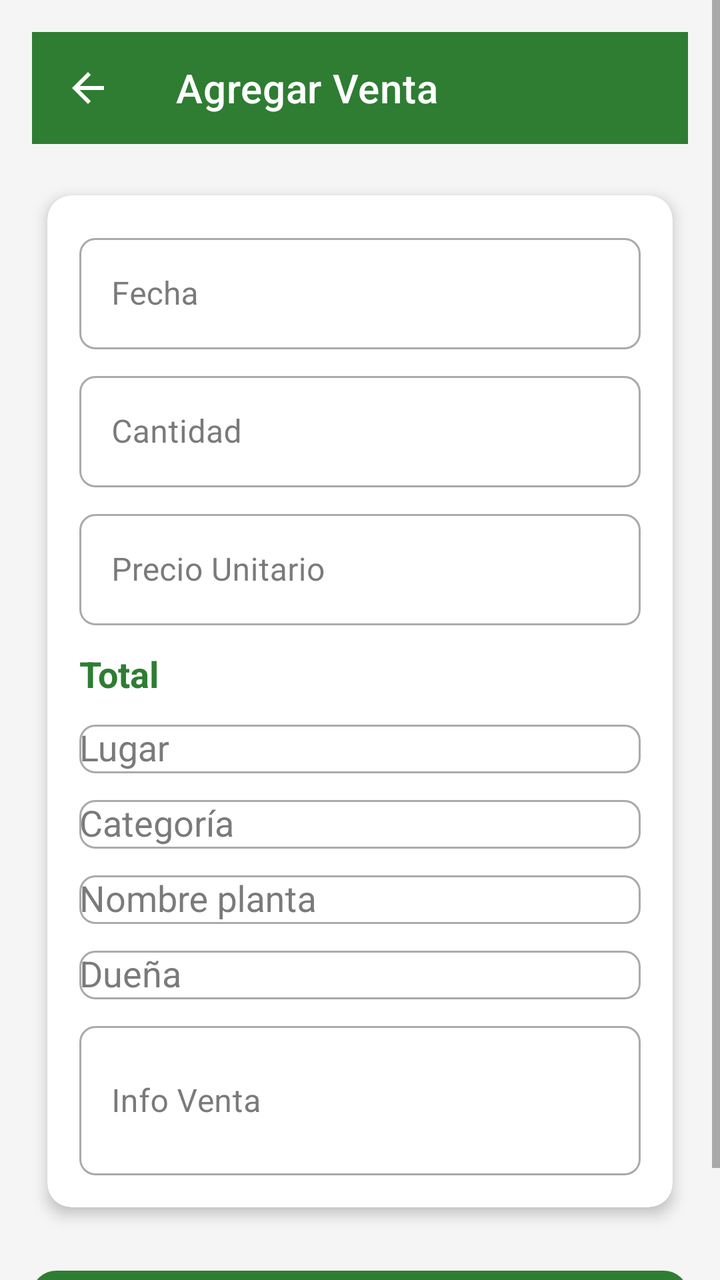
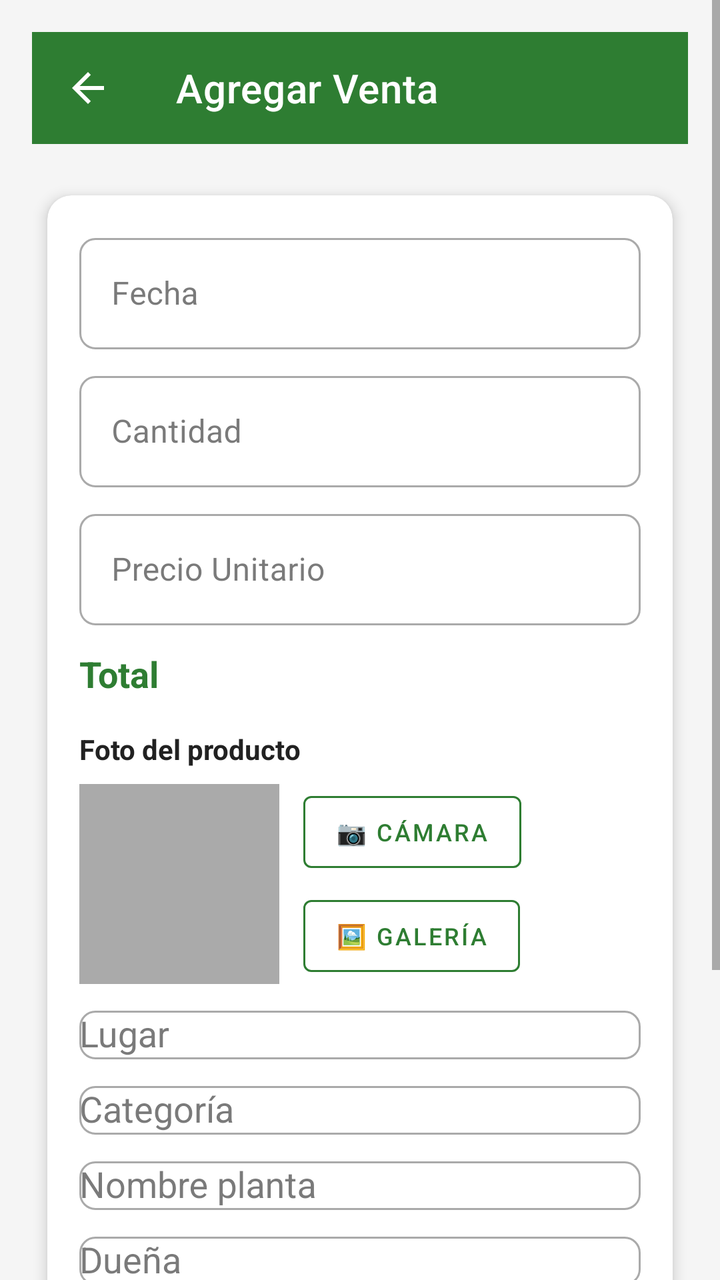

Two renders of the same Android screen: before a commit and after it. Below are the layout's source before the change and the commit's diff.
<!-- AndroidManifest.xml: application theme Theme.OasisCheck -->
<!-- res/layout/activity_agregar_venta.xml -->
<?xml version="1.0" encoding="utf-8"?>
<ScrollView
    xmlns:android="http://schemas.android.com/apk/res/android"
    xmlns:app="http://schemas.android.com/apk/res-auto"
    android:layout_width="match_parent"
    android:layout_height="match_parent"
    android:background="@color/background">

    <LinearLayout
        android:layout_width="match_parent"
        android:layout_height="wrap_content"
        android:orientation="vertical"
        android:padding="16dp">

        <com.google.android.material.appbar.MaterialToolbar
            android:id="@+id/toolbar"
            android:layout_width="match_parent"
            android:layout_height="?attr/actionBarSize"
            android:background="@color/green_primary"
            app:navigationIcon="@drawable/ic_back"
            app:title="@string/agregar_venta"
            app:titleTextColor="@color/white"
            app:navigationIconTint="@color/white" />

        <androidx.cardview.widget.CardView
            style="@style/CardStyle"
            android:layout_width="match_parent"
            android:layout_height="wrap_content"
            android:layout_marginTop="16dp">

            <LinearLayout
                android:layout_width="match_parent"
                android:layout_height="wrap_content"
                android:orientation="vertical"
                android:padding="16dp">

                <com.google.android.material.textfield.TextInputLayout
                    style="@style/InputStyle"
                    android:layout_width="match_parent"
                    android:layout_height="wrap_content"
                    android:hint="@string/fecha">

                    <com.google.android.material.textfield.TextInputEditText
                        android:id="@+id/et_fecha"
                        android:layout_width="match_parent"
                        android:layout_height="wrap_content"
                        android:focusable="false"
                        android:clickable="true" />

                </com.google.android.material.textfield.TextInputLayout>

                <com.google.android.material.textfield.TextInputLayout
                    style="@style/InputStyle"
                    android:layout_width="match_parent"
                    android:layout_height="wrap_content"
                    android:layout_marginTop="8dp"
                    android:hint="@string/cantidad">

                    <com.google.android.material.textfield.TextInputEditText
                        android:id="@+id/et_cantidad"
                        android:layout_width="match_parent"
                        android:layout_height="wrap_content"
                        android:inputType="number" />

                </com.google.android.material.textfield.TextInputLayout>

                <com.google.android.material.textfield.TextInputLayout
                    style="@style/InputStyle"
                    android:layout_width="match_parent"
                    android:layout_height="wrap_content"
                    android:layout_marginTop="8dp"
                    android:hint="@string/precio_unitario"
                    app:prefixText="$">

                    <com.google.android.material.textfield.TextInputEditText
                        android:id="@+id/et_precio"
                        android:layout_width="match_parent"
                        android:layout_height="wrap_content"
                        android:inputType="numberDecimal" />

                </com.google.android.material.textfield.TextInputLayout>

                <TextView
                    android:id="@+id/tv_total"
                    android:layout_width="match_parent"
                    android:layout_height="wrap_content"
                    android:layout_marginTop="12dp"
                    android:text="@string/total"
                    android:textSize="18sp"
                    android:textStyle="bold"
                    android:textColor="@color/green_primary" />

                <com.google.android.material.textfield.TextInputLayout
                    style="@style/InputStyle"
                    android:layout_width="match_parent"
                    android:layout_height="wrap_content"
                    android:layout_marginTop="8dp"
                    android:hint="@string/lugar">

                    <AutoCompleteTextView
                        android:id="@+id/spinner_lugar"
                        android:layout_width="match_parent"
                        android:layout_height="wrap_content"
                        android:inputType="none" />

                </com.google.android.material.textfield.TextInputLayout>

                <com.google.android.material.textfield.TextInputLayout
                    style="@style/InputStyle"
                    android:layout_width="match_parent"
                    android:layout_height="wrap_content"
                    android:layout_marginTop="8dp"
                    android:hint="@string/categoria">

                    <AutoCompleteTextView
                        android:id="@+id/spinner_categoria"
                        android:layout_width="match_parent"
                        android:layout_height="wrap_content"
                        android:inputType="none" />

                </com.google.android.material.textfield.TextInputLayout>

                <com.google.android.material.textfield.TextInputLayout
                    style="@style/InputStyle"
                    android:layout_width="match_parent"
                    android:layout_height="wrap_content"
                    android:layout_marginTop="8dp"
                    android:hint="@string/nombre_planta">

                    <AutoCompleteTextView
                        android:id="@+id/et_nombre_planta"
                        android:layout_width="match_parent"
                        android:layout_height="wrap_content"
                        android:inputType="text" />

                </com.google.android.material.textfield.TextInputLayout>

                <com.google.android.material.textfield.TextInputLayout
                    style="@style/InputStyle"
                    android:layout_width="match_parent"
                    android:layout_height="wrap_content"
                    android:layout_marginTop="8dp"
                    android:hint="@string/duena">

                    <AutoCompleteTextView
                        android:id="@+id/spinner_duenia"
                        android:layout_width="match_parent"
                        android:layout_height="wrap_content"
                        android:inputType="none" />

                </com.google.android.material.textfield.TextInputLayout>

                <com.google.android.material.textfield.TextInputLayout
                    style="@style/InputStyle"
                    android:layout_width="match_parent"
                    android:layout_height="wrap_content"
                    android:layout_marginTop="8dp"
                    android:hint="@string/info_venta">

                    <com.google.android.material.textfield.TextInputEditText
                        android:id="@+id/et_info"
                        android:layout_width="match_parent"
                        android:layout_height="wrap_content"
                        android:inputType="textMultiLine"
                        android:minLines="2" />

                </com.google.android.material.textfield.TextInputLayout>

            </LinearLayout>

        </androidx.cardview.widget.CardView>

        <com.google.android.material.button.MaterialButton
            android:id="@+id/btn_guardar"
            android:layout_width="match_parent"
            android:layout_height="56dp"
            android:layout_marginTop="16dp"
            android:text="@string/guardar"
            android:textSize="16sp"
            app:backgroundTint="@color/green_primary"
            app:cornerRadius="12dp" />

    </LinearLayout>

</ScrollView>
<!-- resources referenced by this layout -->
<resources>
  <color name="background">#F5F5F5</color>
  <color name="green_primary">#2E7D32</color>
  <color name="white">#FFFFFF</color>
  <!-- drawable ic_back (drawable) -->
  <?xml version="1.0" encoding="utf-8"?>
  <vector xmlns:android="http://schemas.android.com/apk/res/android"
      android:width="24dp"
      android:height="24dp"
      android:viewportWidth="24"
      android:viewportHeight="24"
      android:tint="?attr/colorControlNormal">
      <path
          android:fillColor="@android:color/white"
          android:pathData="M20,11H7.83l5.59,-5.59L12,4l-8,8 8,8 1.41,-1.41L7.83,13H20v-2z"/>
  </vector>
  <string name="agregar_venta">Agregar Venta</string>
  <string name="cantidad">Cantidad</string>
  <string name="categoria">Categoría</string>
  <string name="duena">Dueña</string>
  <string name="fecha">Fecha</string>
  <string name="guardar">Guardar</string>
  <string name="info_venta">Info Venta</string>
  <string name="lugar">Lugar</string>
  <string name="nombre_planta">Nombre planta</string>
  <string name="precio_unitario">Precio Unitario</string>
  <string name="total">Total</string>
  <style name="CardStyle">
          <item name="cardCornerRadius">12dp</item>
          <item name="cardElevation">4dp</item>
          <item name="cardUseCompatPadding">true</item>
      </style>
  <style name="InputStyle" parent="Widget.MaterialComponents.TextInputLayout.OutlinedBox">
          <item name="boxCornerRadiusTopStart">8dp</item>
          <item name="boxCornerRadiusTopEnd">8dp</item>
          <item name="boxCornerRadiusBottomStart">8dp</item>
          <item name="boxCornerRadiusBottomEnd">8dp</item>
      </style>
  <style name="Theme.OasisCheck" parent="Theme.MaterialComponents.DayNight.DarkActionBar">
          <item name="colorPrimary">@color/green_primary</item>
          <item name="colorPrimaryDark">@color/green_primary_dark</item>
          <item name="colorAccent">@color/green_accent</item>
          <item name="colorSecondary">@color/green_accent</item>
          <item name="colorOnSurface">@color/text_primary</item>
          <item name="android:statusBarColor">@color/green_primary_dark</item>
      </style>
  <color name="green_primary_dark">#1B5E20</color>
  <color name="green_accent">#66BB6A</color>
  <color name="text_primary">#212121</color>
</resources>

<!-- the commit's change to res/layout/activity_agregar_venta.xml (unified diff, before → after) -->
@@ -90,6 +90,65 @@
                     android:textStyle="bold"
                     android:textColor="@color/green_primary" />
 
+                
+                <LinearLayout
+                    android:layout_width="match_parent"
+                    android:layout_height="wrap_content"
+                    android:orientation="vertical"
+                    android:layout_marginTop="16dp">
+
+                    <TextView
+                        android:layout_width="wrap_content"
+                        android:layout_height="wrap_content"
+                        android:text="Foto del producto"
+                        android:textSize="14sp"
+                        android:textStyle="bold"
+                        android:textColor="@color/text_primary" />
+
+                    <LinearLayout
+                        android:layout_width="match_parent"
+                        android:layout_height="wrap_content"
+                        android:orientation="horizontal"
+                        android:layout_marginTop="8dp">
+
+                        <ImageView
+                            android:id="@+id/iv_foto_preview"
+                            android:layout_width="100dp"
+                            android:layout_height="100dp"
+                            android:scaleType="centerCrop"
+                            android:background="@android:color/darker_gray"
+                            android:contentDescription="@string/foto_articulo" />
+
+                        <LinearLayout
+                            android:layout_width="match_parent"
+                            android:layout_height="wrap_content"
+                            android:orientation="vertical"
+                            android:layout_marginStart="12dp">
+
+                            <com.google.android.material.button.MaterialButton
+                                android:id="@+id/btn_tomar_foto"
+                                android:layout_width="wrap_content"
+                                android:layout_height="wrap_content"
+                                android:text="📷 Cámara"
+                                android:textSize="12sp"
+                                style="@style/Widget.MaterialComponents.Button.OutlinedButton"
+                                app:strokeColor="@color/green_primary"
+                                android:textColor="@color/green_primary" />
+
+                            <com.google.android.material.button.MaterialButton
+                                android:id="@+id/btn_galeria"
+                                android:layout_width="wrap_content"
+                                android:layout_height="wrap_content"
+                                android:text="🖼️ Galería"
+                                android:textSize="12sp"
+                                style="@style/Widget.MaterialComponents.Button.OutlinedButton"
+                                app:strokeColor="@color/green_primary"
+                                android:textColor="@color/green_primary"
+                                android:layout_marginTop="4dp" />
+                        </LinearLayout>
+                    </LinearLayout>
+                </LinearLayout>
+
                 <com.google.android.material.textfield.TextInputLayout
                     style="@style/InputStyle"
                     android:layout_width="match_parent"
<!-- resource entries referenced after the edit -->
@@ -20,6 +20,7 @@
   <string name="categoria">Categoría</string>
   <string name="duena">Dueña</string>
   <string name="fecha">Fecha</string>
+  <string name="foto_articulo">Foto Artículo</string>
   <string name="guardar">Guardar</string>
   <string name="info_venta">Info Venta</string>
   <string name="lugar">Lugar</string>
@@ -37,16 +38,15 @@
           <item name="boxCornerRadiusBottomStart">8dp</item>
           <item name="boxCornerRadiusBottomEnd">8dp</item>
       </style>
-  <style name="Theme.OasisCheck" parent="Theme.MaterialComponents.DayNight.DarkActionBar">
-          <item name="colorPrimary">@color/green_primary</item>
-          <item name="colorPrimaryDark">@color/green_primary_dark</item>
-          <item name="colorAccent">@color/green_accent</item>
-          <item name="colorSecondary">@color/green_accent</item>
+  <style name="Theme.OasisCheck" parent="Theme.MaterialComponents.DayNight.NoActionBar">
+          <item name="colorPrimary">@color/purple</item>
+          <item name="colorPrimaryDark">#6A1B9A</item>
+          <item name="colorAccent">#FF4081</item>
+          <item name="colorSecondary">#FF4081</item>
           <item name="colorOnSurface">@color/text_primary</item>
-          <item name="android:statusBarColor">@color/green_primary_dark</item>
+          <item name="android:statusBarColor">#6A1B9A</item>
       </style>
-  <color name="green_primary_dark">#1B5E20</color>
-  <color name="green_accent">#66BB6A</color>
+  <color name="purple">#9C27B0</color>
   <color name="text_primary">#212121</color>
 </resources>
 
